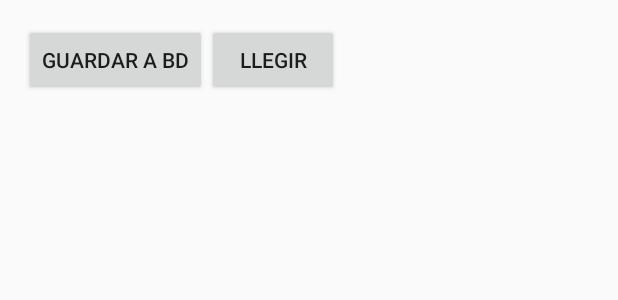
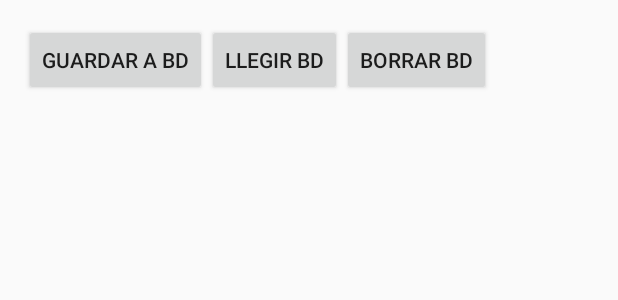
Before and after one commit to xevi06/Rating, an Android app: the layout activity_main.xml on its own in the app's theme, with its tools: preview values and no code run, on a phone screen of 412 x 824 dp. Shown: the top 300 px of the screen. Run offline under Robolectric (Android 15) with nearby library versions, the phone set to English and light mode, and no system bars.

Commit message:
boto borrar

```diff
--- a/daomodule/src/main/res/layout/activity_main.xml
+++ b/daomodule/src/main/res/layout/activity_main.xml
@@ -18,7 +18,12 @@
             android:layout_height="wrap_content" />
         <Button
             android:id="@+id/llegir"
-            android:text="Llegir"
+            android:text="Llegir BD"
+            android:layout_width="wrap_content"
+            android:layout_height="wrap_content" />
+        <Button
+            android:id="@+id/borrar"
+            android:text="Borrar BD"
             android:layout_width="wrap_content"
             android:layout_height="wrap_content" />
     </LinearLayout>
```
Also changed, not shown: daomodule/src/main/java/com/example/daomodule/MainActivity.java (+30 -0 lines).
